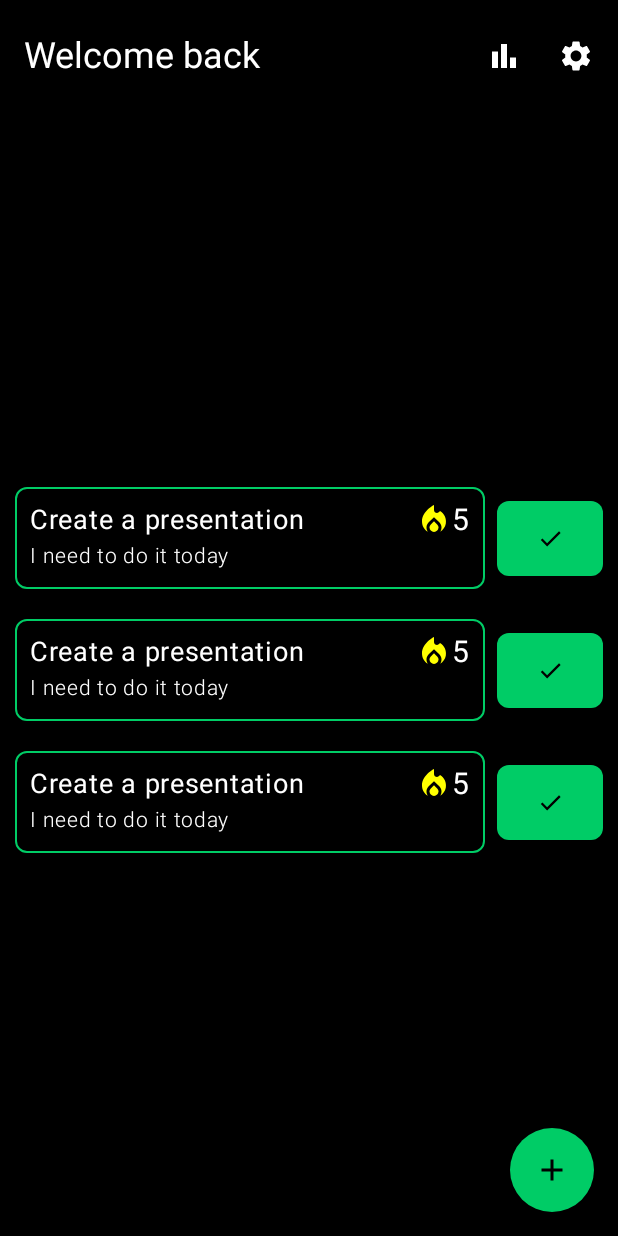
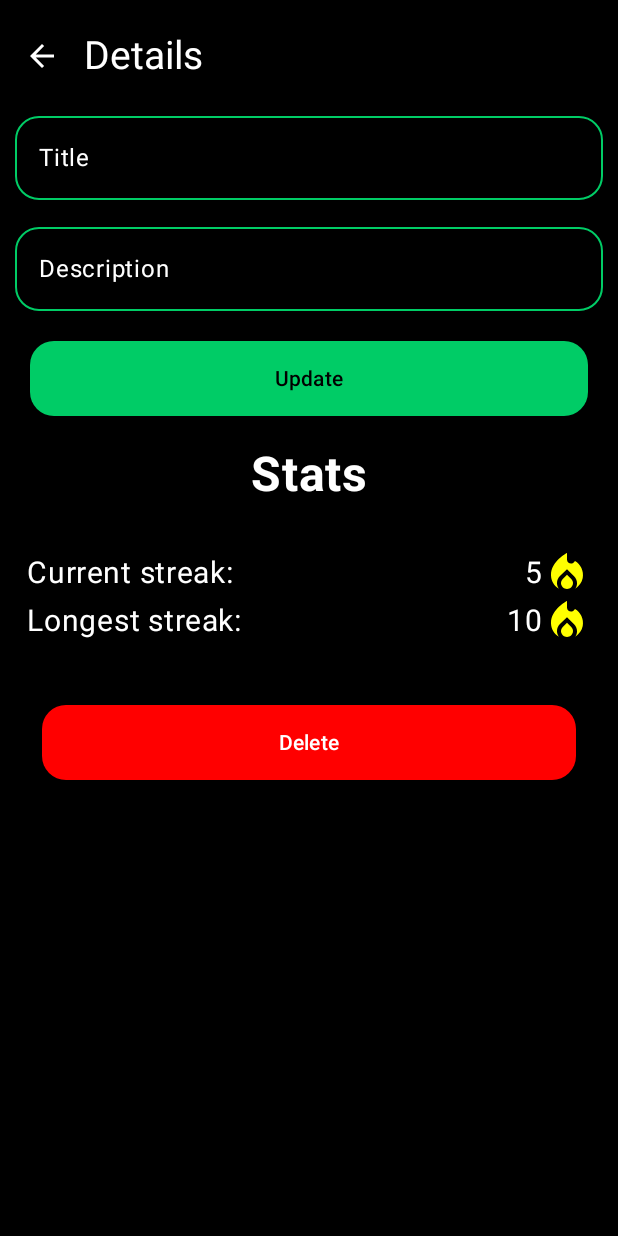
Before and after one commit to equalizer23/Discipline-Course, an Android app built with Jetpack Compose: the HomeScreen screen opened through its navigation route, after a tap on "Create a presentation", on a phone screen of 412 x 824 dp. Run offline under Robolectric (Android 15) with nearby library versions, the phone set to English and light mode, and no system bars.

Commit message:
feat: implement habit details screen

```diff
--- /dev/null
+++ b/app/src/main/java/com/habit/discipline_course/habit_feature/presentation/habit_details/HabitDetailsScreen.kt
@@ -0,0 +1,120 @@
+package com.habit.discipline_course.habit_feature.presentation.habit_details
+
+import androidx.compose.foundation.layout.Arrangement
+import androidx.compose.foundation.layout.Box
+import androidx.compose.foundation.layout.Column
+import androidx.compose.foundation.layout.Spacer
+import androidx.compose.foundation.layout.fillMaxSize
+import androidx.compose.foundation.layout.fillMaxWidth
+import androidx.compose.foundation.layout.height
+import androidx.compose.foundation.layout.padding
+import androidx.compose.foundation.lazy.LazyColumn
+import androidx.compose.foundation.shape.RoundedCornerShape
+import androidx.compose.material3.Button
+import androidx.compose.material3.ButtonDefaults
+import androidx.compose.material3.MaterialTheme
+import androidx.compose.material3.Scaffold
+import androidx.compose.material3.Text
+import androidx.compose.runtime.Composable
+import androidx.compose.ui.Alignment
+import androidx.compose.ui.Modifier
+import androidx.compose.ui.graphics.Color
+import androidx.compose.ui.res.stringResource
+import androidx.compose.ui.text.font.FontWeight
+import androidx.compose.ui.text.style.TextAlign
+import androidx.compose.ui.unit.dp
+import androidx.compose.ui.unit.sp
+import com.habit.discipline_course.core.presentation.DisciplineTopBar
+import com.habit.discipline_course.R
+import com.habit.discipline_course.core.presentation.HabitTextField
+import com.habit.discipline_course.habit_feature.presentation.habit_details.components.StreakSection
+
+@Composable
+fun HabitDetailsScreen(
+    onBackClick: () -> Unit
+) {
+    Scaffold(
+        topBar = { DisciplineTopBar(
+            title = stringResource(R.string.habit_details_title),
+            onBackClick = onBackClick)
+        }
+    ){ padding ->
+        Box(
+            modifier = Modifier
+                .fillMaxSize()
+                .padding(top = padding.calculateTopPadding(), bottom = 10.dp)
+        ){
+            LazyColumn(
+                modifier = Modifier.fillMaxSize().padding(horizontal = 10.dp),
+                verticalArrangement = Arrangement.Top,
+                horizontalAlignment = Alignment.CenterHorizontally
+            ){
+                item {
+                    HabitTextField(
+                        modifier = Modifier.fillMaxWidth(),
+                        text = "",
+                        onTextChange = {  },
+                        label = stringResource(R.string.habit_title_text_field_label)
+                    )
+
+                    Spacer(modifier = Modifier.height(10.dp))
+
+                    HabitTextField(
+                        modifier = Modifier.fillMaxWidth(),
+                        text = "",
+                        onTextChange = {  },
+                        label = stringResource(R.string.habit_description_text_field_label)
+                    )
+
+                    Spacer(modifier = Modifier.height(20.dp))
+
+                    Button(
+                        modifier = Modifier.fillMaxWidth().padding(horizontal = 10.dp).height(50.dp),
+                        onClick = {},
+                        colors = ButtonDefaults.buttonColors(containerColor = MaterialTheme.colorScheme.primary),
+                        shape = RoundedCornerShape(16.dp)
+                    ) {
+                        Text(
+                            text = stringResource(R.string.update_habit_button_text),
+                            color = MaterialTheme.colorScheme.background
+                        )
+                    }
+
+                    Spacer(modifier = Modifier.height(20.dp))
+
+                    Text(
+                        text = stringResource(R.string.habit_details_statistics_text),
+                        color = MaterialTheme.colorScheme.secondary,
+                        fontSize = 32.sp,
+                        textAlign = TextAlign.Center,
+                        fontWeight = FontWeight.Bold,
+                    )
+
+                    Spacer(modifier = Modifier.height(30.dp))
+
+                    Column(
+                        modifier = Modifier.padding(horizontal = 8.dp),
+                        verticalArrangement = Arrangement.Top,
+                        horizontalAlignment = Alignment.Start
+                    ){
+                        StreakSection()
+
+                        Spacer(modifier = Modifier.height(40.dp))
+
+                        Button(
+                            modifier = Modifier.height(50.dp).fillMaxWidth().padding(horizontal = 10.dp),
+                            onClick = {},
+                            colors = ButtonDefaults.buttonColors(containerColor = Color.Red),
+                            shape = RoundedCornerShape(16.dp)
+                        ) {
+                            Text(
+                                text = stringResource(R.string.delete_habit_text),
+                                color = MaterialTheme.colorScheme.secondary
+                            )
+                        }
+                    }
+                }
+            }
+        }
+    }
+}
--- /dev/null
+++ b/app/src/main/java/com/habit/discipline_course/habit_feature/presentation/habit_details/components/StreakSection.kt
@@ -0,0 +1,83 @@
+package com.habit.discipline_course.habit_feature.presentation.habit_details.components
+
+import androidx.compose.foundation.Image
+import androidx.compose.foundation.layout.Arrangement
+import androidx.compose.foundation.layout.Row
+import androidx.compose.foundation.layout.fillMaxWidth
+import androidx.compose.foundation.layout.size
+import androidx.compose.material3.MaterialTheme
+import androidx.compose.material3.Text
+import androidx.compose.runtime.Composable
+import androidx.compose.ui.Alignment
+import androidx.compose.ui.Modifier
+import androidx.compose.ui.graphics.Color
+import androidx.compose.ui.graphics.ColorFilter
+import androidx.compose.ui.res.painterResource
+import androidx.compose.ui.res.stringResource
+import androidx.compose.ui.text.font.FontWeight
+import androidx.compose.ui.unit.dp
+import androidx.compose.ui.unit.sp
+import com.habit.discipline_course.R
+
+@Composable
+fun StreakSection(){
+    Row(
+        modifier = Modifier.fillMaxWidth(),
+        verticalAlignment = Alignment.CenterVertically,
+        horizontalArrangement = Arrangement.SpaceBetween
+    ){
+        Text(
+            text = stringResource(R.string.current_streak_text),
+            fontSize = 20.sp,
+            fontWeight = FontWeight.Normal,
+            color = MaterialTheme.colorScheme.secondary
+        )
+
+        Row(verticalAlignment = Alignment.CenterVertically){
+            Text(
+                text = "5",
+                fontSize = 20.sp,
+                fontWeight = FontWeight.Normal,
+                color = MaterialTheme.colorScheme.secondary
+            )
+
+            Image(
+                modifier = Modifier.size(32.dp),
+                painter = painterResource(R.drawable.flame_icon),
+                contentDescription = stringResource(R.string.flame_icon_description),
+                colorFilter = ColorFilter.tint(Color.Yellow)
+            )
+        }
+
+    }
+
+    Row(
+        modifier = Modifier.fillMaxWidth(),
+        verticalAlignment = Alignment.CenterVertically,
+        horizontalArrangement = Arrangement.SpaceBetween
+    ){
+        Text(
+            text = stringResource(R.string.longest_streak_text),
+            fontSize = 20.sp,
+            fontWeight = FontWeight.Normal,
+            color = MaterialTheme.colorScheme.secondary
+        )
+
+        Row(verticalAlignment = Alignment.CenterVertically){
+            Text(
+                text = "10",
+                fontSize = 20.sp,
+                fontWeight = FontWeight.Normal,
+                color = MaterialTheme.colorScheme.secondary
+            )
+
+            Image(
+                modifier = Modifier.size(32.dp),
+                painter = painterResource(R.drawable.flame_icon),
+                contentDescription = stringResource(R.string.flame_icon_description),
+                colorFilter = ColorFilter.tint(Color.Yellow)
+            )
+        }
+
+    }
+}
--- a/app/src/main/java/com/habit/discipline_course/habit_feature/presentation/home/HomeScreen.kt
+++ b/app/src/main/java/com/habit/discipline_course/habit_feature/presentation/home/HomeScreen.kt
@@ -27,7 +27,7 @@ import com.habit.discipline_course.habit_feature.presentation.home.components.Ha
 @Composable
 fun HomeScreen(
     onFabClick: () -> Unit,
-    onHabitClick: () -> Unit,
+    onHabitClick: (String) -> Unit,
     onSettingsClick: () -> Unit
 ) {
     Scaffold(
@@ -69,7 +69,7 @@ fun HomeScreen(
                         title = "Create a presentation",
                         description = "I need to do it today",
                         onReset = {},
-                        onHabitClick = { onHabitClick() }
+                        onHabitClick = { habitId -> onHabitClick(habitId) }
                     )
                 }
             }
--- a/app/src/main/java/com/habit/discipline_course/habit_feature/presentation/home/components/HabitItem.kt
+++ b/app/src/main/java/com/habit/discipline_course/habit_feature/presentation/home/components/HabitItem.kt
@@ -36,7 +36,7 @@ fun HabitItem(
     modifier: Modifier = Modifier,
     title: String,
     description: String,
-    onHabitClick: () -> Unit,
+    onHabitClick: (String) -> Unit,
     onReset: () -> Unit
 ) {
     Row(
@@ -45,7 +45,7 @@ fun HabitItem(
     ){
         Card(
             modifier = Modifier.weight(0.8f),
-            onClick = { onHabitClick() },
+            onClick = { onHabitClick("uvywv") },
             shape = RoundedCornerShape(8.dp),
             border = BorderStroke(width = 1.dp, color = MaterialTheme.colorScheme.primary),
             elevation = CardDefaults.cardElevation(defaultElevation = 8.dp),
--- a/app/src/main/java/com/habit/discipline_course/navigation/NavigationRoot.kt
+++ b/app/src/main/java/com/habit/discipline_course/navigation/NavigationRoot.kt
@@ -9,6 +9,7 @@ import androidx.navigation.compose.NavHost
 import androidx.navigation.compose.composable
 import androidx.navigation.compose.rememberNavController
 import com.habit.discipline_course.habit_feature.presentation.create_habit.CreateHabitScreen
+import com.habit.discipline_course.habit_feature.presentation.habit_details.HabitDetailsScreen
 import com.habit.discipline_course.habit_feature.presentation.home.HomeScreen
 
 @Composable
@@ -28,12 +29,14 @@ fun NavigationRoot() {
                     navController.navigate(Routes.CreateHabit)
                 },
                 onSettingsClick = {},
-                onHabitClick = {}
+                onHabitClick = { habitId ->
+                    navController.navigate(Routes.HabitDetails(habitId = habitId))
+                }
             )
         }
 
         composable<Routes.HabitDetails>{
-            Box(modifier = Modifier.fillMaxSize()){  }
+            HabitDetailsScreen(onBackClick = { navController.popBackStack() })
         }
 
         composable<Routes.Settings>{
--- a/app/src/main/res/values/strings.xml
+++ b/app/src/main/res/values/strings.xml
@@ -11,4 +11,10 @@
     <string name="habit_title_text_field_label">Title</string>
     <string name="habit_description_text_field_label">Description</string>
     <string name="create_habit_button_text">Create</string>
+    <string name="habit_details_title">Details</string>
+    <string name="update_habit_button_text">Update</string>
+    <string name="habit_details_statistics_text">Stats</string>
+    <string name="current_streak_text">"Current streak: "</string>
+    <string name="longest_streak_text">"Longest streak: "</string>
+    <string name="delete_habit_text">Delete</string>
 </resources>
```
